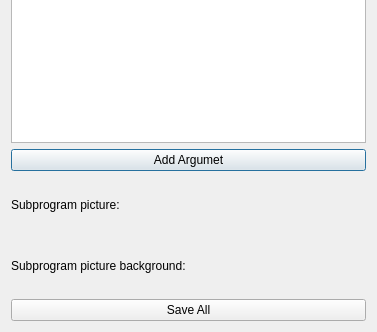
This is qrgui/dialogs/subprogram/dynamicPropertiesDialog.ui in trikset/trik-studio as Qt 5 draws it before an edit; both pictures show x 0 to 377 and y 318 to 650 of the 377 by 650 pixel window. The edited form follows.
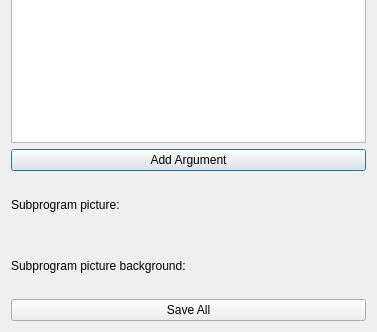
This is the edited form.

Commit message: Fix argument name in subprogram

Diff of the .ui file:
```diff
--- a/qrgui/dialogs/subprogram/dynamicPropertiesDialog.ui
+++ b/qrgui/dialogs/subprogram/dynamicPropertiesDialog.ui
@@ -87,7 +87,7 @@
       </size>
      </property>
      <property name="text">
-      <string>Add Argumet</string>
+      <string>Add Argument</string>
      </property>
     </widget>
    </item>
```
The commit also changes 1 other file.
